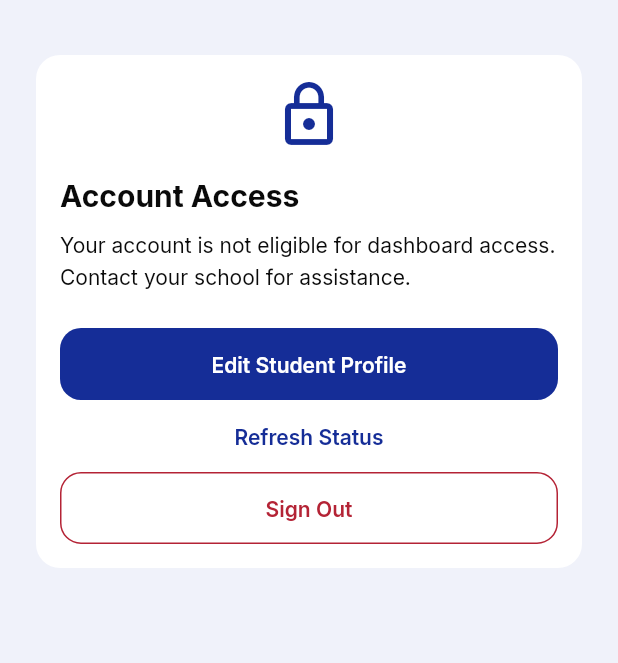
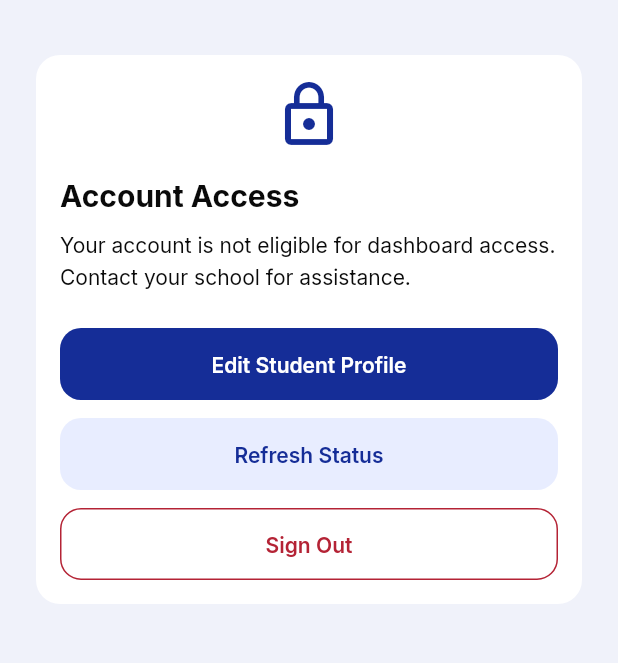
Before and after one commit to kyylelpz/OrgLink, a Flutter app: the AccountStatusScreen screen opened by its route, on a phone screen of 412 x 824 dp, the part 173-836 px from its top. Run offline on Flutter 3.47's test engine with Material 3 defaults, Android fonts, the phone set to English and light mode, and no system bars; our stand-ins replace cloud_firestore, firebase_auth, firebase_core, go_router, google_sign_in, image_picker and 1 more; missing offline and left inert: mobile_scanner; accounts and stored records are empty.

Commit message:
Improve account status screen actions
Add spacing between account actions and give the Refresh Status button a tonal background.

```diff
--- a/lib/features/auth/presentation/screens/auth_screens.dart
+++ b/lib/features/auth/presentation/screens/auth_screens.dart
@@ -1187,10 +1187,15 @@ class AccountStatusScreen extends StatelessWidget {
                         ? null
                         : () => context.go(AppRoutes.completeProfile),
                   ),
+                  const SizedBox(height: AppSpacing.md),
                   TextButton(
                     onPressed: auth.isBusy ? null : auth.retry,
+                    style: TextButton.styleFrom(
+                      backgroundColor: AppColors.tonal,
+                    ),
                     child: const Text('Refresh Status'),
                   ),
+                  const SizedBox(height: AppSpacing.md),
                   const SignOutButton(),
                 ],
               ),
```
